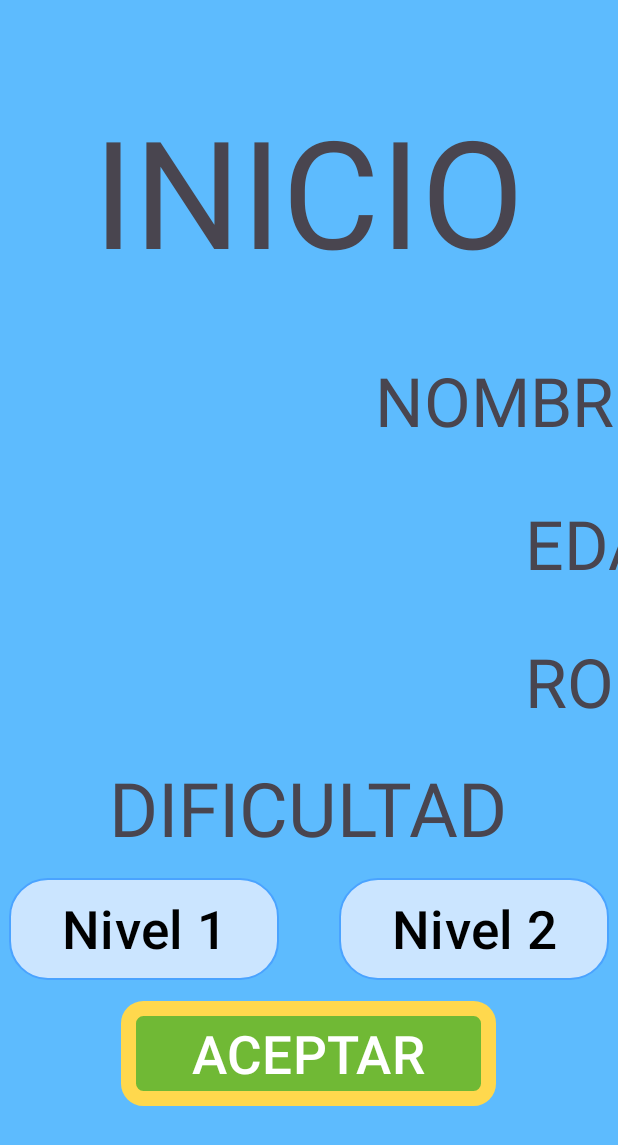
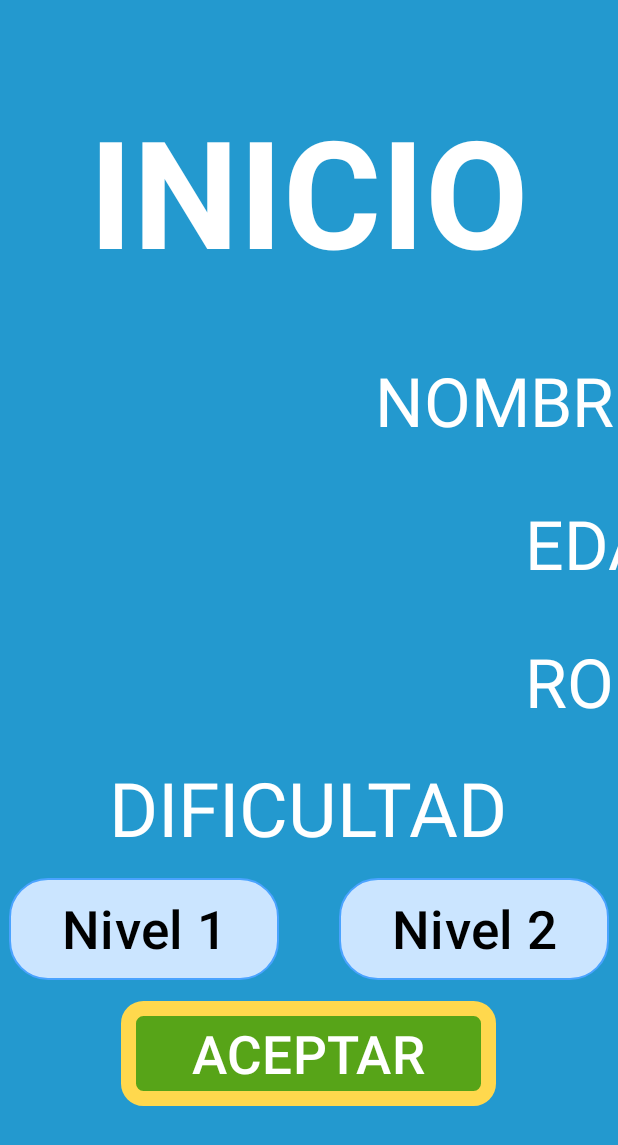
Before and after one commit to iDunklet/DAM-Project-Integrated-1-Mobile, an Android app: the RegisterActivity screen opened directly, with no data from a screen before it, on a phone screen of 412 x 824 dp. Shown: the top 1145 px of the screen. Run offline under Robolectric (Android 15) with nearby library versions, the light colour scheme and no system bars.

Commit message:
corrección errores

```diff
--- a/app/src/main/res/layout/activity_game_over.xml
+++ b/app/src/main/res/layout/activity_game_over.xml
@@ -1,20 +1,15 @@
 <?xml version="1.0" encoding="utf-8"?>
-<androidx.constraintlayout.widget.ConstraintLayout xmlns:android="http://schemas.android.com/apk/res/android"
+<GridLayout xmlns:android="http://schemas.android.com/apk/res/android"
     xmlns:app="http://schemas.android.com/apk/res-auto"
     xmlns:tools="http://schemas.android.com/tools"
     android:id="@+id/main"
     android:layout_width="match_parent"
     android:layout_height="match_parent"
+    android:columnCount="2"
+    android:rowCount="6"
+    android:padding="40dp"
     android:background="@color/fondoPantalla"
-    android:orientation="horizontal"
     tools:context=".MainActivity">
-
-    <GridLayout
-        android:layout_width="match_parent"
-        android:layout_height="match_parent"
-        android:columnCount="2"
-        android:padding="40dp"
-        android:rowCount="6">
 
     <TextView
         android:layout_width="wrap_content"
@@ -46,7 +41,7 @@
             android:id="@+id/labelJugador"
             android:layout_width="wrap_content"
             android:layout_height="wrap_content"
-                android:text="nomJugador"
+            android:text=""
             android:textColor="@color/white"
             android:textSize="75sp" />
     </LinearLayout>
@@ -71,7 +66,7 @@
             android:id="@+id/labelAciertos"
             android:layout_width="wrap_content"
             android:layout_height="wrap_content"
-                android:text="0"
+            android:text=""
             android:textColor="@color/white"
             android:textSize="75sp" />
 
@@ -97,7 +92,7 @@
             android:id="@+id/labelErrores"
             android:layout_width="wrap_content"
             android:layout_height="wrap_content"
-                android:text="0"
+            android:text=""
             android:textColor="@color/white"
             android:textSize="75sp" />
 
@@ -123,7 +118,7 @@
             android:id="@+id/labelTiempo"
             android:layout_width="wrap_content"
             android:layout_height="wrap_content"
-                android:text="0"
+            android:text=""
             android:textColor="@color/white"
             android:textSize="75sp" />
 
@@ -163,6 +158,3 @@
         app:backgroundTint="@null" />
 
 </GridLayout>
-
-
-</androidx.constraintlayout.widget.ConstraintLayout>
--- a/app/src/main/res/layout/activity_main.xml
+++ b/app/src/main/res/layout/activity_main.xml
@@ -1,20 +1,16 @@
 <?xml version="1.0" encoding="utf-8"?>
-<androidx.constraintlayout.widget.ConstraintLayout xmlns:android="http://schemas.android.com/apk/res/android"
+<GridLayout xmlns:android="http://schemas.android.com/apk/res/android"
     xmlns:app="http://schemas.android.com/apk/res-auto"
     xmlns:tools="http://schemas.android.com/tools"
     android:id="@+id/main"
     android:layout_width="match_parent"
     android:layout_height="match_parent"
+    android:padding="30dp"
+    android:rowCount="1"
+    android:columnCount="2"
     android:background="@color/fondoPantalla"
     android:orientation="horizontal"
     tools:context=".MainActivity">
-
-    <GridLayout
-        android:layout_width="match_parent"
-        android:layout_height="match_parent"
-        android:padding="30dp"
-        android:rowCount="1"
-        android:columnCount="2" >
 
         <ImageView
             android:contentDescription="@string/logo"
@@ -60,17 +56,4 @@
                 app:backgroundTint="@null"/>
         </GridLayout>
 
-        <ImageView
-            android:layout_width="700dp"
-            android:layout_height="match_parent"
-            android:layout_row="0"
-            android:layout_column="0"
-            android:layout_gravity="start"
-            android:src="@drawable/logo_app" />
-
     </GridLayout>
-
-
-
-
-</androidx.constraintlayout.widget.ConstraintLayout>
--- a/app/src/main/res/layout/register_activity.xml
+++ b/app/src/main/res/layout/register_activity.xml
@@ -12,14 +12,16 @@
         android:layout_width="wrap_content"
         android:layout_height="wrap_content"
         android:layout_marginTop="60dp"
-        android:text="INICIO"
-        android:textSize="100dp" />
+        android:text="@string/inicio"
+        android:textSize="100sp"
+        android:textStyle="bold"
+        android:textColor="@color/white" />
 
     <LinearLayout
         android:layout_width="match_parent"
         android:layout_height="wrap_content"
         android:orientation="horizontal"
-        android:gravity="left"
+        android:gravity="start"
         >
 
         <TextView
@@ -27,19 +29,49 @@
             android:layout_width="260dp"
             android:layout_height="wrap_content"
             android:layout_marginTop="40dp"
-            android:layout_marginLeft="250dp"
-            android:text="NOMBRE:"
-            android:textSize="45dp" />
+            android:layout_marginStart="250dp"
+            android:text="@string/nombre"
+            android:textSize="45sp"
+            android:textColor="@color/white" />
 
         <EditText
             android:id="@+id/TextboxNombre"
             android:layout_width="508dp"
             android:layout_height="75dp"
             android:layout_marginTop="40dp"
-            android:textSize="35dp"
+            android:autofillHints="¿Cómo te llamas?"
+            android:inputType="text"
+            android:textSize="35sp"
+            android:background="@drawable/edit_text_radius" />
+
+    </LinearLayout>
+
+    <LinearLayout
+        android:layout_width="match_parent"
+        android:layout_height="wrap_content"
+        android:orientation="horizontal"
+        android:gravity="start"
+        >
+
+        <TextView
+            android:id="@+id/labelEdad"
+            android:layout_width="166dp"
+            android:layout_height="wrap_content"
+            android:layout_marginStart="350dp"
+            android:layout_marginTop="20dp"
+            android:text="@string/edad"
+            android:textSize="45sp"
+            android:textColor="@color/white" />
+
+        <EditText
+            android:id="@+id/TextboxEdad"
+            android:layout_width="220dp"
+            android:layout_height="75dp"
+            android:layout_marginTop="20dp"
+            android:autofillHints="¿Cuántos años tienes?"
             android:background="@drawable/edit_text_radius"
-            />
-
+            android:inputType="number"
+            android:textSize="35sp" />
 
 
     </LinearLayout>
@@ -48,85 +80,56 @@
         android:layout_width="match_parent"
         android:layout_height="wrap_content"
         android:orientation="horizontal"
-        android:gravity="left"
-        >
-
-        <TextView
-            android:id="@+id/labelEdad"
-            android:layout_width="166dp"
-            android:layout_height="wrap_content"
-            android:layout_marginLeft="350dp"
-            android:layout_marginTop="20dp"
-            android:text="EDAD:"
-            android:textSize="45dp" />
-
-        <EditText
-            android:id="@+id/TextboxEdad"
-            android:layout_width="220dp"
-            android:layout_height="75dp"
-            android:layout_marginTop="20dp"
-            android:background="@drawable/edit_text_radius"
-            android:textSize="35dp" />
-
-
-    </LinearLayout>
-
-    <LinearLayout
-        android:layout_width="match_parent"
-        android:layout_height="wrap_content"
-        android:orientation="horizontal"
-        android:gravity="left"
-        >
+        android:gravity="start" >
 
         <TextView
             android:id="@+id/labelRondas"
             android:layout_width="238dp"
             android:layout_height="wrap_content"
-            android:layout_marginLeft="350dp"
+            android:layout_marginStart="350dp"
             android:layout_marginTop="20dp"
-            android:text="RONDAS:"
-            android:textSize="45dp" />
+            android:text="@string/rondas"
+            android:textSize="45sp"
+            android:textColor="@color/white" />
 
         <Button
             android:id="@+id/buttonRondas5"
             android:layout_width="130dp"
             android:layout_height="58dp"
             android:layout_marginTop="18dp"
-            android:layout_marginRight="25dp"
+            android:layout_marginEnd="25dp"
             android:background="@drawable/edit_text_radius"
             android:text="5"
-            android:textSize="30dp"
+            android:textSize="30sp"
             android:gravity="center"
             android:textColor="@color/black"
-            app:backgroundTint="@null"
-            />
+            app:backgroundTint="@null" />
 
         <Button
             android:id="@+id/buttonRondas10"
             android:layout_width="130dp"
             android:layout_height="58dp"
             android:layout_marginTop="18dp"
-            android:layout_marginRight="25dp"
+            android:layout_marginEnd="25dp"
             android:background="@drawable/edit_text_radius"
             android:text="10"
-            android:textSize="30dp"
+            android:textSize="30sp"
             android:gravity="center"
             android:textColor="@color/black"
-            app:backgroundTint="@null"
-            />
+            app:backgroundTint="@null" />
+
         <Button
             android:id="@+id/buttonRondas15"
             android:layout_width="130dp"
             android:layout_height="58dp"
             android:layout_marginTop="18dp"
-            android:layout_marginRight="25dp"
+            android:layout_marginEnd="25dp"
             android:background="@drawable/edit_text_radius"
             android:text="15"
-            android:textSize="30dp"
+            android:textSize="30sp"
             android:gravity="center"
             android:textColor="@color/black"
-            app:backgroundTint="@null"
-            />
+            app:backgroundTint="@null" />
 
     </LinearLayout>
 
@@ -135,8 +138,9 @@
         android:layout_width="wrap_content"
         android:layout_height="wrap_content"
         android:layout_marginTop="20dp"
-        android:text="DIFICULTAD"
-        android:textSize="50dp" />
+        android:text="@string/dificultad"
+        android:textSize="50sp"
+        android:textColor="@color/white" />
 
 
     <LinearLayout
@@ -152,12 +156,11 @@
             android:layout_height="68dp"
             android:background="@drawable/edit_text_radius"
             app:backgroundTint="@null"
-            android:layout_marginRight="20dp"
-            android:text="Nivel 1"
-            android:textSize="35dp"
+            android:layout_marginEnd="20dp"
+            android:text="@string/nivel_1"
+            android:textSize="35sp"
             android:gravity="center"
-            android:textColor="@color/black"
-            />
+            android:textColor="@color/black" />
 
         <Button
             android:id="@+id/buttonNivel2"
@@ -165,12 +168,11 @@
             android:layout_height="68dp"
             android:background="@drawable/edit_text_radius"
             app:backgroundTint="@null"
-            android:layout_marginLeft="20dp"
-            android:text="Nivel 2"
-            android:textSize="35dp"
+            android:layout_marginStart="20dp"
+            android:text="@string/nivel_2"
+            android:textSize="35sp"
             android:gravity="center"
-            android:textColor="@color/black"
-            />
+            android:textColor="@color/black" />
 
 
     </LinearLayout>
@@ -181,13 +183,8 @@
         android:layout_height="70dp"
         android:background="@drawable/boton_verde"
         app:backgroundTint="@null"
-        android:text="ACEPTAR"
-        android:textSize="35dp"
-        android:textColor="@color/white"
-        />
-
-
-
-
+        android:text="@string/aceptar"
+        android:textSize="35sp"
+        android:textColor="@color/white" />
 
 </LinearLayout>
--- a/app/src/main/res/values/colors.xml
+++ b/app/src/main/res/values/colors.xml
@@ -9,8 +9,8 @@
     <color name="azulMedio">#A9D8FF</color>
     <color name="grisOscuro">#555555</color>
     <color name="colorTextbox">#CBE5FF</color>
-    <color name="fondoPantalla">#5DBBFE</color>
-    <color name="verde">#70B935</color>
+    <color name="fondoPantalla">#2399CF</color>
+    <color name="verde">#57A418</color>
     <color name="rojo">#F15E38</color>
 
 </resources>
--- a/app/src/main/res/values/strings.xml
+++ b/app/src/main/res/values/strings.xml
@@ -10,4 +10,12 @@
     <string name="txtErrores">"Errores: "</string>
     <string name="txtTiempo">"Tiempo: "</string>
     <string name="playAgain">Volver a\nJUGAR</string>
+    <string name="aceptar">ACEPTAR</string>
+    <string name="nivel_2">Nivel 2</string>
+    <string name="nivel_1">Nivel 1</string>
+    <string name="dificultad">DIFICULTAD</string>
+    <string name="rondas">RONDAS:</string>
+    <string name="edad">EDAD:</string>
+    <string name="nombre">NOMBRE:</string>
+    <string name="inicio">INICIO</string>
 </resources>
```
Lines whose indentation alone changed are shown as unchanged.
